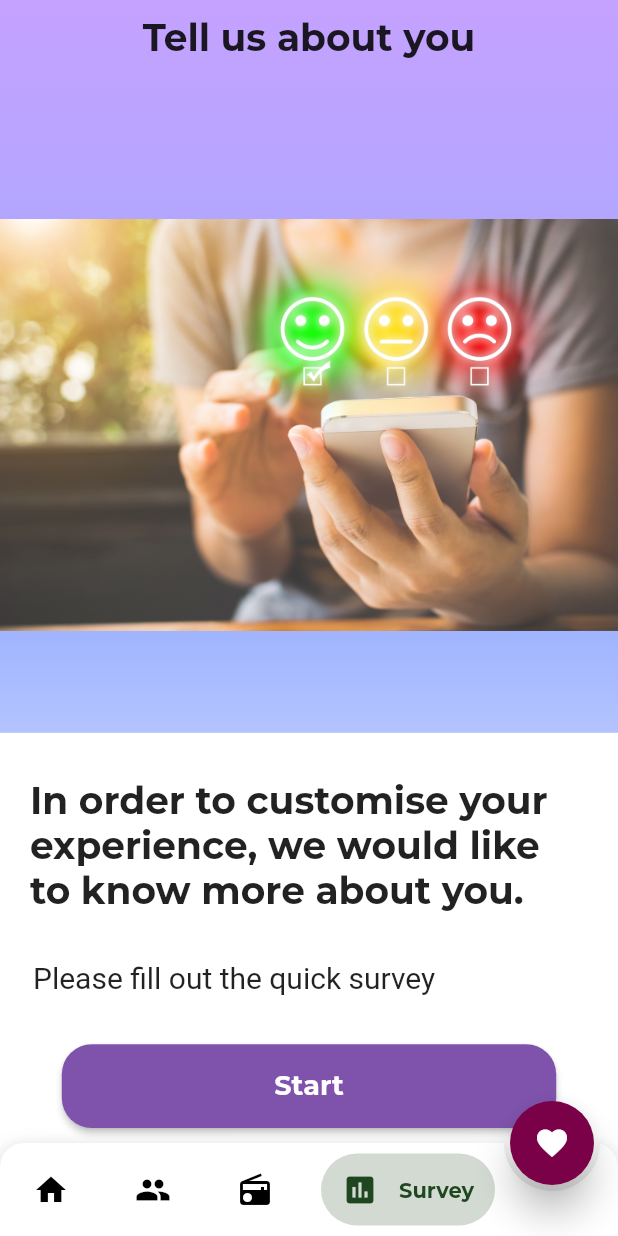
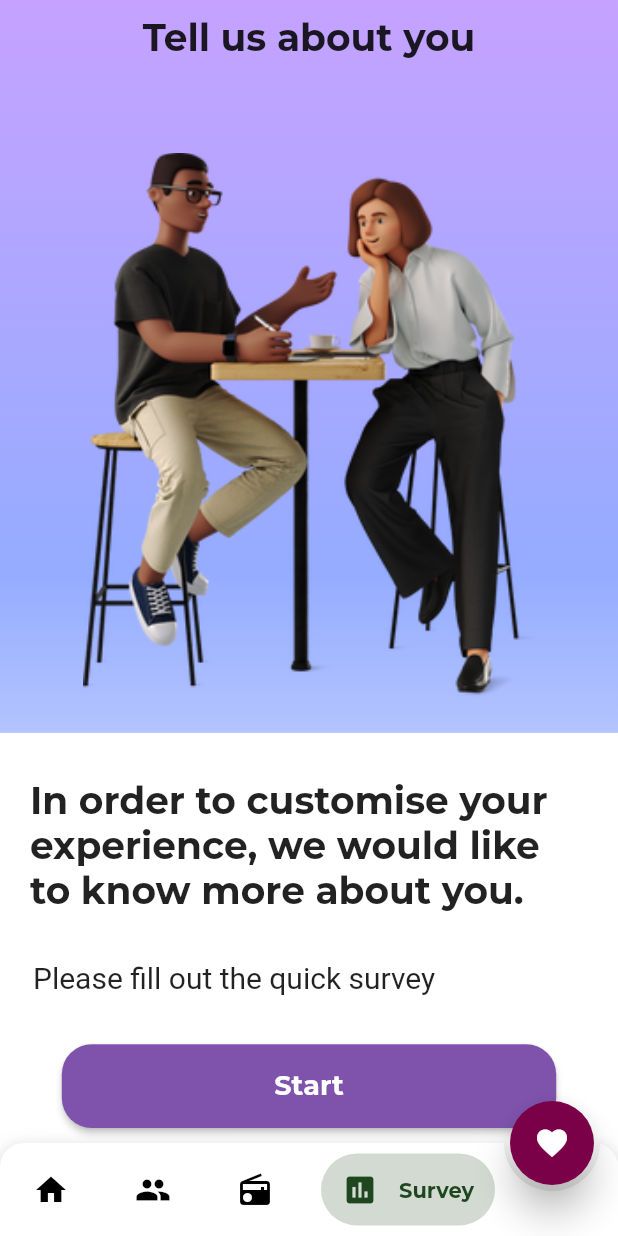
Before and after one commit to Macdeo/twr, a Flutter app: the screen it shows after launch, item 4 of the bottom bar chosen, on a phone screen of 412 x 824 dp. Run offline on Flutter 3.47's test engine with Material 2 defaults, Android fonts, the light colour scheme and no system bars; drawn by our look-alikes of bubble_bottom_bar; our stand-ins replace cloud_firestore, firebase_core, font_awesome_flutter, percent_indicator, rflutter_alert, webview_flutter; missing offline and left inert: flutter_custom_carousel_slider; accounts and stored records are empty; Roboto replaces fonts that are missing (Montserrat-Medium).

Commit message:
commit message

```diff
--- a/lib/screens/survey_home.dart
+++ b/lib/screens/survey_home.dart
@@ -111,8 +111,8 @@ class _SurveyHomeState extends State<SurveyHome> {
             Expanded(
               flex: 6,
               child: Image.asset(
-                'assets/images/smileys.jpg',
-                // 'assets/images/3d-business-man-and-woman-working-at-the-table.png',
+                // 'assets/images/smileys.jpg',
+                'assets/images/3d-business-man-and-woman-working-at-the-table.png',
                 scale: 0.85,
               ),
             ),
--- a/lib/screens/survey_question.dart
+++ b/lib/screens/survey_question.dart
@@ -54,12 +54,13 @@ class _SurveyQuestionState extends State<SurveyQuestion> {
         Alert(
           context: context,
           type: AlertType.success,
-          title: "Awesome!",
+          title: "Great!",
           desc: "Thank you for participating in our survey",
           closeFunction: () =>
               Navigator.of(context).popUntil((route) => route.isFirst),
           buttons: [
             DialogButton(
+              color: Color(0xFF7F53AC),
               child: Text(
                 "CANCEL",
                 style: TextStyle(color: Colors.white, fontSize: 20),
```
